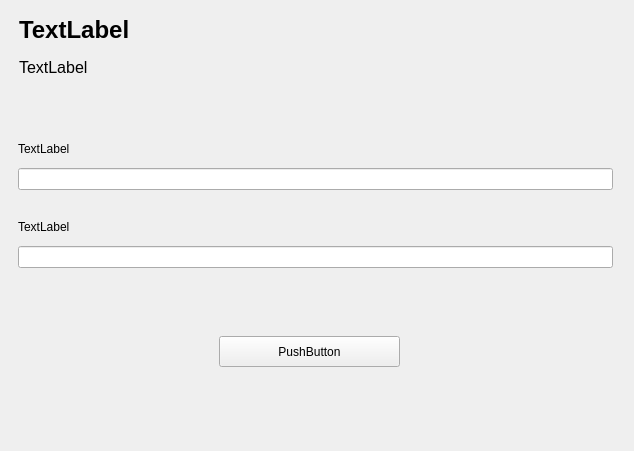
First picture: the form in src/gui/ui/login/login_view.ui, repository colingelling/PyQt6-test, before the edit.
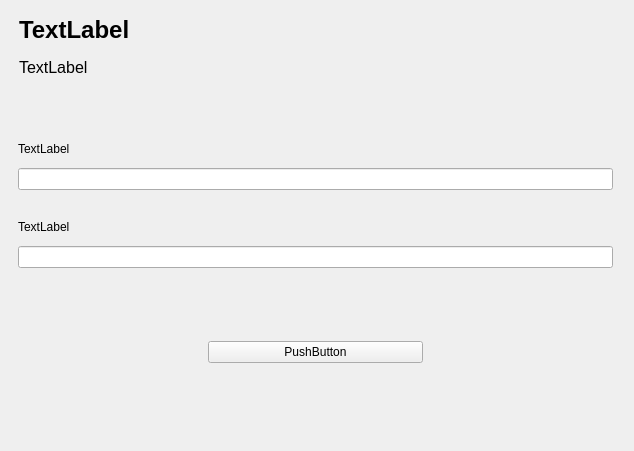
Second picture: the form after the edit.

Commit message: This contains raw improvements and fixes for registering user accounts and being able to match passwords when trying to login with them

What changed in the file:
```diff
--- a/src/gui/ui/login/login_view.ui
+++ b/src/gui/ui/login/login_view.ui
@@ -474,19 +474,15 @@
       </item>
       <item row="8" column="6" rowspan="2" colspan="5">
        <widget class="QWidget" name="widget_3" native="true">
+        <layout class="QGridLayout" name="gridLayout_5">
+         <item row="0" column="0">
         <widget class="QPushButton" name="LoginFormSubmitBtn">
-         <property name="geometry">
-          <rect>
-           <x>20</x>
-           <y>20</y>
-           <width>181</width>
-           <height>31</height>
-          </rect>
-         </property>
          <property name="text">
           <string>PushButton</string>
          </property>
         </widget>
+         </item>
+        </layout>
        </widget>
       </item>
      </layout>
```
Left out of the diff: 4 changed lines with no effect on the pictures. Lines whose indentation alone changed are shown as unchanged. The commit also changes 7 other files.
